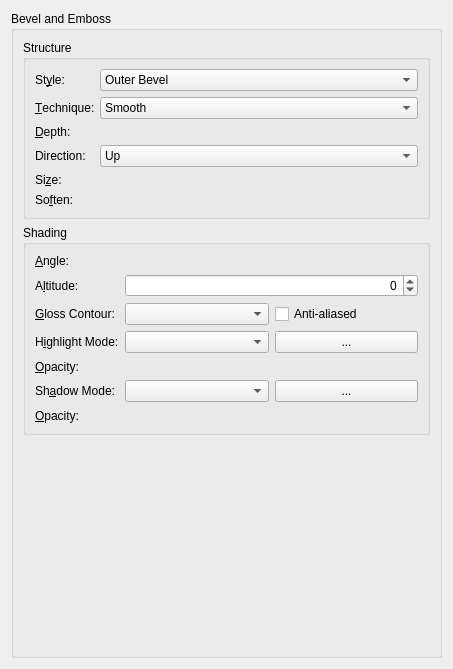
Old version of the form libs/ui/layerstyles/wdgBevelAndEmboss.ui in the repository KDE/krita.
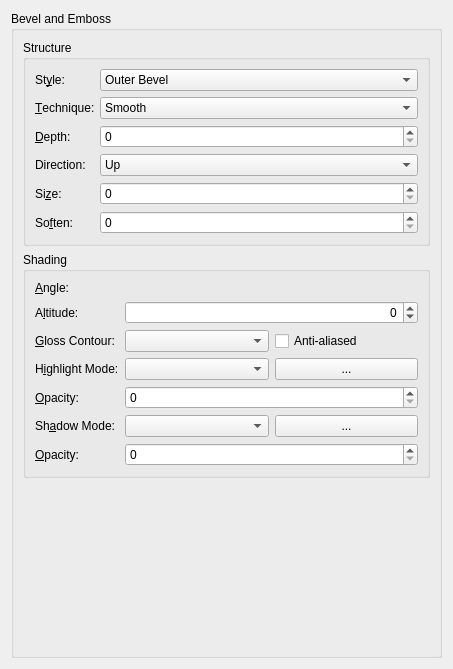
New version of the form. Custom widgets are drawn as their Qt base class.

Commit message:
ui: Fix Designer not rendering KisSliderSpinBox as QSpinBox
Part-of: <https://invent.kde.org/graphics/krita/-/merge_requests/1742>

```diff
--- a/libs/ui/layerstyles/wdgBevelAndEmboss.ui
+++ b/libs/ui/layerstyles/wdgBevelAndEmboss.ui
@@ -415,7 +415,7 @@
   </customwidget>
   <customwidget>
    <class>KisSliderSpinBox</class>
-   <extends>QWidget</extends>
+   <extends>QSpinBox</extends>
    <header location="global">kis_slider_spin_box.h</header>
    <container>1</container>
   </customwidget>
```
The commit also changes 45 other files.
